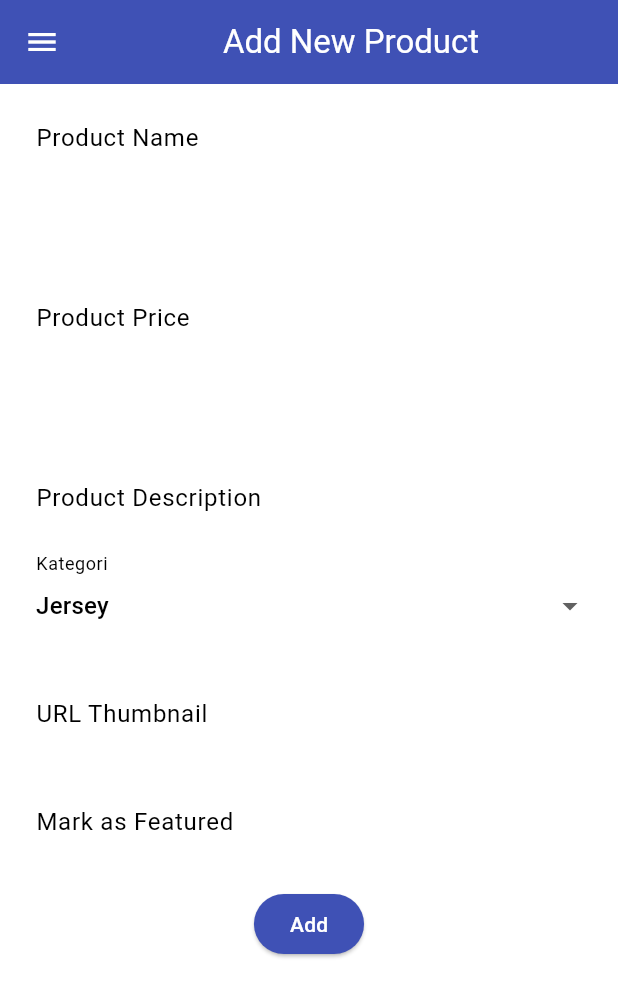
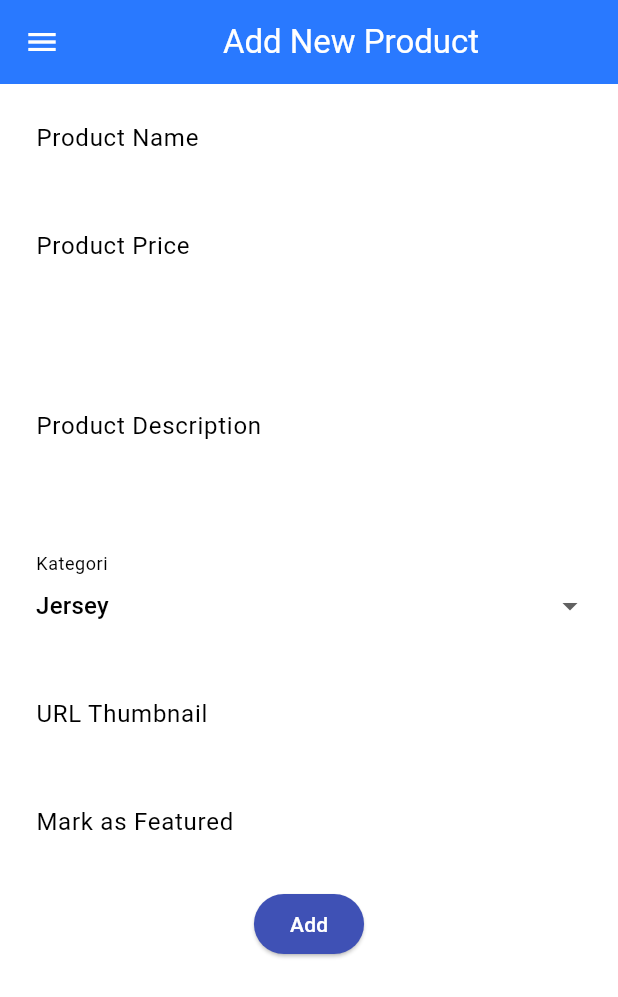
Before and after one commit to Narwhll/narwhll-shop-mobile, a Flutter app: the screen it shows after launch, in the side drawer, after a tap on "Add Product", on a phone screen of 412 x 824 dp. Shown: the top 997 px of the screen. Run offline on Flutter 3.47's test engine with Material 3 defaults, Android fonts, the phone set to English and light mode, and no system bars.

Commit message:
Tugas 8 done.

```diff
--- a/lib/screens/productlist_form.dart
+++ b/lib/screens/productlist_form.dart
@@ -37,7 +37,7 @@ class _ProductFormPageState extends State<ProductFormPage> {
             'Add New Product',
           ),
         ),
-        backgroundColor: Colors.indigo,
+        backgroundColor: Theme.of(context).colorScheme.secondary,
         foregroundColor: Colors.white,
       ),
       drawer: LeftDrawer(),
@@ -78,7 +78,6 @@ class _ProductFormPageState extends State<ProductFormPage> {
                 Padding(
                   padding: const EdgeInsets.all(8.0),
                   child: TextFormField(
-                    maxLines: 5,
                     keyboardType: TextInputType.number,
                     inputFormatters: <TextInputFormatter>[
                       FilteringTextInputFormatter.digitsOnly,
@@ -106,6 +105,7 @@ class _ProductFormPageState extends State<ProductFormPage> {
                 Padding( // buat description
                   padding: const EdgeInsets.all(8.0),
                   child: TextFormField(
+                    maxLines: 5,
                     decoration: InputDecoration(
                       hintText: "Product Description",
                       labelText: "Product Description",
```
Also changed, not shown: 1 other file.
